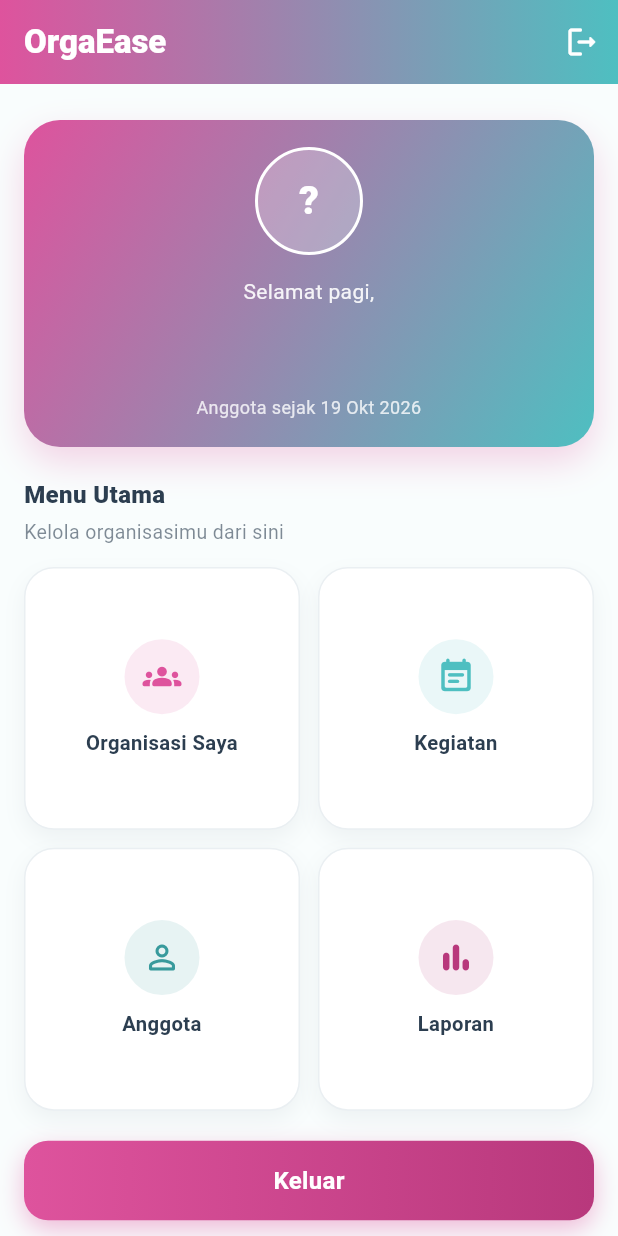
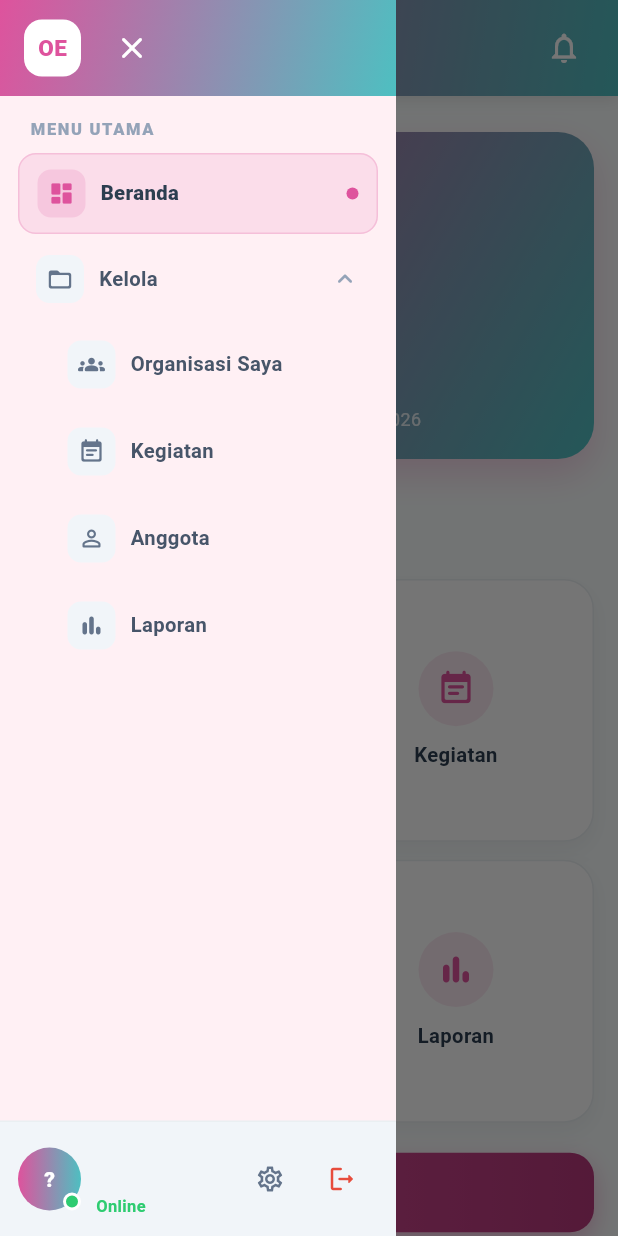
Before and after one commit to DionmaSinaga/OrgaEase, a Flutter app: the HomePage screen opened directly with empty values, with the side drawer open (before the commit the screen has no drawer), on a phone screen of 412 x 824 dp. Run offline on Flutter 3.47's test engine with Material 3 defaults, Android fonts, the phone set to English and light mode, and no system bars; missing offline and left inert: postgres.

Commit message:
menambahkan sidebar pada homepage

```diff
--- a/orga_ease/lib/pages/home_page.dart
+++ b/orga_ease/lib/pages/home_page.dart
@@ -3,13 +3,26 @@ import 'package:orga_ease/app_color.dart';
 import 'package:orga_ease/models/app_user.dart';
 import 'package:orga_ease/pages/login_page.dart';
 import 'package:orga_ease/widgets/auth_components.dart';
+import 'package:orga_ease/widgets/app_sidebar.dart';
 
-/// Halaman home / welcoming setelah user berhasil login.
-/// Responsif untuk window Windows yang di-resize.
-class HomePage extends StatelessWidget {
+/// Homepage dgn sidebar kiri menyatu dgn appbar + bisa minimize.
+/// Sidebar berisi kategori homepage; bawah = profil ala Discord.
+class HomePage extends StatefulWidget {
   final AppUser user;
+  const HomePage({super.key, required this.user});
+  @override
+  State<HomePage> createState() => _HomePageState();
+}
 
-  const HomePage({super.key, required this.user});
+class _HomePageState extends State<HomePage> {
+  final GlobalKey<ScaffoldState> _scaffoldKey = GlobalKey<ScaffoldState>();
+  int _selectedIndex = 0;
+  bool _collapsed = false;
+  bool _manageExpanded = true;
+  late final List<SideMenuItem> _menus = defaultSideMenus();
+  static const double _wExp = 264;
+  static const double _wCol = 80;
+  static const double _topH = 64;
 
   String get _greeting {
     final h = DateTime.now().hour;
@@ -20,16 +33,14 @@ class HomePage extends StatelessWidget {
   }
 
   String get _initials {
-    final parts = user.name.trim().split(RegExp(r'\s+'));
-    if (parts.isEmpty) return '?';
-    if (parts.length == 1) {
-      return parts.first.isEmpty ? '?' : parts.first[0].toUpperCase();
-    }
+    final parts = widget.user.name.trim().split(RegExp(r'\s+'));
+    if (parts.isEmpty || parts.first.isEmpty) return '?';
+    if (parts.length == 1) return parts.first[0].toUpperCase();
     return (parts.first[0] + parts.last[0]).toUpperCase();
   }
 
   String get _memberSince {
-    final d = user.createdAt;
+    final d = widget.user.createdAt;
     const months = [
       '', 'Jan', 'Feb', 'Mar', 'Apr', 'Mei', 'Jun',
       'Jul', 'Agu', 'Sep', 'Okt', 'Nov', 'Des'
@@ -39,78 +50,168 @@ class HomePage extends StatelessWidget {
     return '${d.day} $m ${d.year}';
   }
 
-  void _logout(BuildContext context) {
+  void _logout() {
     Navigator.of(context).pushAndRemoveUntil(
       MaterialPageRoute(builder: (_) => const LoginPage()),
       (route) => false,
     );
   }
 
-  void _soon(BuildContext context, String label) {
+  void _soon(String label) {
     ScaffoldMessenger.of(context).showSnackBar(SnackBar(
       content: Text('$label segera hadir di OrgaEase.'),
       behavior: SnackBarBehavior.floating,
     ));
   }
 
+  void _selectMenu(int i, {bool fromDrawer = false}) {
+    setState(() => _selectedIndex = i);
+    if (fromDrawer) Navigator.of(context).pop();
+  }
+
+  AppSidebar _sidebar({required bool inDrawer}) {
+    return AppSidebar(
+      menus: _menus,
+      selectedIndex: _selectedIndex,
+      collapsed: _collapsed,
+      manageExpanded: _manageExpanded,
+      userName: widget.user.name,
+      userEmail: widget.user.email,
+      initials: _initials,
+      onToggleCollapsed: () =>
+          setState(() => _collapsed = !_collapsed),
+      onToggleManage: () =>
+          setState(() => _manageExpanded = !_manageExpanded),
+      onSelect: (i) =>
+          _selectMenu(i, fromDrawer: inDrawer),
+      onSettings: () => _soon('Pengaturan'),
+      onLogout: _logout,
+      onCloseDrawer: inDrawer
+          ? () => Navigator.of(context).pop()
+          : null,
+    );
+  }
+
   @override
   Widget build(BuildContext context) {
-    final menus = [
-      _MenuItem('Organisasi Saya', Icons.groups_rounded,
-          AppColors.primaryPink),
-      _MenuItem(
-          'Kegiatan', Icons.event_note_rounded, AppColors.primaryTeal),
-      _MenuItem('Anggota', Icons.person_outline_rounded,
-          AppColors.tealHover),
-      _MenuItem(
-          'Laporan', Icons.bar_chart_rounded, AppColors.pinkHover),
-    ];
+    return LayoutBuilder(builder: (context, c) {
+      final bool narrow = c.maxWidth < 760;
+      if (narrow) {
+        return Scaffold(
+          key: _scaffoldKey,
+          backgroundColor: AppColors.backgroundWhite,
+          drawer: Drawer(width: _wExp, shape: const RoundedRectangleBorder(borderRadius: BorderRadius.zero), child: _sidebar(inDrawer: true)),
+          body: Column(children: [_topBar(true), Expanded(child: _content())]),
+        );
+      }
+      return Scaffold(
+        backgroundColor: AppColors.backgroundWhite,
+        body: Row(crossAxisAlignment: CrossAxisAlignment.stretch, children: [
+          AnimatedContainer(
+            duration: const Duration(milliseconds: 220),
+            curve: Curves.easeInOut,
+            width: _collapsed ? _wCol : _wExp,
+            decoration: const BoxDecoration(color: Colors.white,
+              border: Border(right: BorderSide(color: AppColors.cardGray))),
+            child: _sidebar(inDrawer: false),
+          ),
+          Expanded(child: Column(children: [_topBar(false), Expanded(child: _content())])),
+        ]),
+      );
+    });
+  }
 
-    return Scaffold(
-      backgroundColor: AppColors.backgroundWhite,
-      appBar: AppBar(
-        automaticallyImplyLeading: false,
-        title: const Text('OrgaEase',
-            style: TextStyle(fontWeight: FontWeight.w800)),
-        foregroundColor: Colors.white,
-        actions: [
-          IconButton(
-            tooltip: 'Keluar',
-            icon: const Icon(Icons.logout_rounded),
-            onPressed: () => _logout(context),
-          ),
-        ],
-        flexibleSpace: Container(
-          decoration: const BoxDecoration(
-            gradient: LinearGradient(
-              colors: [AppColors.primaryPink, AppColors.primaryTeal],
-            ),
-          ),
+  Widget _topBar(bool narrow) {
+    final cur = _menus[_selectedIndex];
+    return Container(
+      height: _topH,
+      decoration: const BoxDecoration(
+        gradient: LinearGradient(begin: Alignment.topLeft, end: Alignment.bottomRight,
+          colors: [AppColors.primaryPink, AppColors.primaryTeal]),
+        boxShadow: [BoxShadow(color: Color(0x1A000000), blurRadius: 8, offset: Offset(0, 2))],
+      ),
+      padding: const EdgeInsets.symmetric(horizontal: 8),
+      child: Row(children: [
+        IconButton(
+          tooltip: narrow ? 'Buka menu' : (_collapsed ? 'Perluas sidebar' : 'Minimize sidebar'),
+          icon: Icon(narrow ? Icons.menu_rounded : (_collapsed ? Icons.menu_open_rounded : Icons.menu_rounded), color: Colors.white),
+          onPressed: () {
+            if (narrow) { _scaffoldKey.currentState?.openDrawer(); }
+            else { setState(() => _collapsed = !_collapsed); }
+          },
         ),
-      ),
-      body: _HomeBody(
-        user: user,
-        menus: menus,
+        Icon(cur.icon, color: Colors.white, size: 22),
+        const SizedBox(width: 10),
+        Expanded(child: Column(mainAxisAlignment: MainAxisAlignment.center, crossAxisAlignment: CrossAxisAlignment.start, children: [
+          Text(cur.label, maxLines: 1, overflow: TextOverflow.ellipsis,
+            style: const TextStyle(color: Colors.white, fontSize: 17, fontWeight: FontWeight.w800)),
+          if (!narrow) Text('$_greeting, ${widget.user.name}', maxLines: 1, overflow: TextOverflow.ellipsis,
+            style: TextStyle(color: Colors.white.withValues(alpha: 0.85), fontSize: 12)),
+        ])),
+        IconButton(tooltip: 'Notifikasi', icon: const Icon(Icons.notifications_outlined, color: Colors.white),
+          onPressed: () => _soon('Notifikasi')),
+        const SizedBox(width: 4),
+        // Container(width: 36, height: 36, alignment: Alignment.center,
+        //   decoration: BoxDecoration(color: Colors.white.withValues(alpha: 0.25),
+        //     shape: BoxShape.circle, border: Border.all(color: Colors.white, width: 1.5)),
+        //   child: Text(_initials, style: const TextStyle(color: Colors.white, fontWeight: FontWeight.w800, fontSize: 13))),
+        // const SizedBox(width: 8),
+      ]),
+    );
+  }
+
+  Widget _content() {
+    if (_selectedIndex == 0) {
+      return _HomeBody(
+        user: widget.user,
+        menus: _menus.sublist(1),
         initials: _initials,
         greeting: _greeting,
         memberSince: _memberSince,
-        onLogout: () => _logout(context),
-        onMenuTap: (label) => _soon(context, label),
-      ),
+        onLogout: _logout,
+        onMenuTap: (label) {
+          final idx = _menus.indexWhere((m) => m.label == label);
+          if (idx != -1) {
+            setState(() => _selectedIndex = idx);
+          } else {
+            _soon(label);
+          }
+        },
+      );
+    }
+    final item = _menus[_selectedIndex];
+    return SingleChildScrollView(
+      padding: const EdgeInsets.symmetric(horizontal: 24, vertical: 24),
+      child: Center(child: ConstrainedBox(
+        constraints: const BoxConstraints(maxWidth: 960),
+        child: Container(
+          padding: const EdgeInsets.all(28),
+          decoration: BoxDecoration(color: Colors.white, borderRadius: BorderRadius.circular(24),
+            border: Border.all(color: AppColors.cardGray),
+            boxShadow: [BoxShadow(color: AppColors.textDark.withValues(alpha: 0.06), blurRadius: 16, offset: const Offset(0, 8))]),
+          child: Column(children: [
+            Container(padding: const EdgeInsets.all(18),
+              decoration: BoxDecoration(color: item.color.withValues(alpha: 0.12), shape: BoxShape.circle),
+              child: Icon(item.icon, size: 36, color: item.color)),
+            const SizedBox(height: 16),
+            Text(item.label, style: const TextStyle(fontSize: 22, fontWeight: FontWeight.w800, color: AppColors.textDark)),
+            const SizedBox(height: 8),
+            Text('Halaman "${item.label}" segera hadir di OrgaEase. Untuk sekarang kamu bisa kembali ke Beranda.',
+              textAlign: TextAlign.center,
+              style: TextStyle(fontSize: 13.5, height: 1.5, color: AppColors.textDark.withValues(alpha: 0.65))),
+            const SizedBox(height: 20),
+            SizedBox(width: 220, child: GradientButton(text: 'Kembali ke Beranda',
+              onPressed: () => setState(() => _selectedIndex = 0))),
+          ]),
+        ),
+      )),
     );
   }
 }
 
-class _MenuItem {
-  final String label;
-  final IconData icon;
-  final Color color;
-  const _MenuItem(this.label, this.icon, this.color);
-}
-
 class _HomeBody extends StatelessWidget {
   final AppUser user;
-  final List<_MenuItem> menus;
+  final List<SideMenuItem> menus;
   final String initials;
   final String greeting;
   final String memberSince;
@@ -264,7 +365,7 @@ class _WelcomeCard extends StatelessWidget {
 }
 
 class _MenuCard extends StatelessWidget {
-  final _MenuItem item;
+  final SideMenuItem item;
   final VoidCallback onTap;
 
   const _MenuCard({required this.item, required this.onTap});
--- /dev/null
+++ b/orga_ease/lib/widgets/app_sidebar.dart
@@ -0,0 +1,337 @@
+import 'package:flutter/material.dart';
+import 'package:orga_ease/app_color.dart';
+
+/// Model menu sidebar (kategori homepage).
+class SideMenuItem {
+  final String label;
+  final IconData icon;
+  final Color color;
+  const SideMenuItem(this.label, this.icon, this.color);
+}
+
+/// Daftar kategori homepage utama.
+List<SideMenuItem> defaultSideMenus() => const [
+      SideMenuItem('Beranda', Icons.dashboard_rounded, AppColors.primaryPink),
+      SideMenuItem('Organisasi Saya', Icons.groups_rounded, AppColors.primaryPink),
+      SideMenuItem('Kegiatan', Icons.event_note_rounded, AppColors.primaryPink),
+      SideMenuItem('Anggota', Icons.person_outline_rounded, AppColors.primaryPink),
+      SideMenuItem('Laporan', Icons.bar_chart_rounded, AppColors.primaryPink),
+    ];
+
+/// Sidebar kiri Discord-style, menyatu dgn appbar (header gradient sama).
+class AppSidebar extends StatelessWidget {
+  final List<SideMenuItem> menus;
+  final int selectedIndex;
+  final bool collapsed;
+  final bool manageExpanded;
+  final String userName;
+  final String userEmail;
+  final String initials;
+  final VoidCallback onToggleCollapsed;
+  final VoidCallback onToggleManage;
+  final ValueChanged<int> onSelect;
+  final VoidCallback onSettings;
+  final VoidCallback onLogout;
+  final VoidCallback? onCloseDrawer;
+
+  const AppSidebar({
+    super.key,
+    required this.menus,
+    required this.selectedIndex,
+    required this.collapsed,
+    required this.manageExpanded,
+    required this.userName,
+    required this.userEmail,
+    required this.initials,
+    required this.onToggleCollapsed,
+    required this.onToggleManage,
+    required this.onSelect,
+    required this.onSettings,
+    required this.onLogout,
+    this.onCloseDrawer,
+  });
+
+  @override
+  Widget build(BuildContext context) {
+    final bool exp = !collapsed;
+    return Column(
+      crossAxisAlignment: CrossAxisAlignment.stretch,
+      children: [
+        _Header(
+          expanded: exp,
+          onToggle: onToggleCollapsed,
+          onClose: onCloseDrawer,
+        ),
+        Expanded(
+          child: SingleChildScrollView(
+            padding: EdgeInsets.symmetric(
+                horizontal: exp ? 12 : 8, vertical: 12),
+            child: Column(
+              crossAxisAlignment: CrossAxisAlignment.stretch,
+              children: [
+                if (exp)
+                  const Padding(
+                    padding: EdgeInsets.fromLTRB(8, 2, 8, 8),
+                    child: Text('MENU UTAMA',
+                        style: TextStyle(
+                            fontSize: 11,
+                            fontWeight: FontWeight.w800,
+                            letterSpacing: 1.1,
+                            color: Color(0xFF94A3B8))),
+                  ),
+                _Tile(
+                  item: menus[0],
+                  selected: selectedIndex == 0,
+                  expanded: exp,
+                  onTap: () => onSelect(0),
+                ),
+                const SizedBox(height: 4),
+                _ManageGroup(
+                  expanded: exp,
+                  isOpen: manageExpanded,
+                  hasActive: selectedIndex >= 1,
+                  onToggle: onToggleManage,
+                  children: [
+                    for (int i = 1; i < menus.length; i++)
+                      Padding(
+                        padding: const EdgeInsets.only(bottom: 4),
+                        child: _Tile(
+                          item: menus[i],
+                          selected: selectedIndex == i,
+                          expanded: exp,
+                          subItem: exp,
+                          onTap: () => onSelect(i),
+                        ),
+                      ),
+                  ],
+                ),
+              ],
+            ),
+          ),
+        ),
+        _ProfileFooter(
+          expanded: exp,
+          userName: userName,
+          userEmail: userEmail,
+          initials: initials,
+          onSettings: onSettings,
+          onLogout: onLogout,
+        ),
+      ],
+    );
+  }
+}
+/// Header gradient SAMA dgn topbar agar menyatu tanpa sekat.
+class _Header extends StatelessWidget {
+  final bool expanded;
+  final VoidCallback onToggle;
+  final VoidCallback? onClose;
+  const _Header({required this.expanded, required this.onToggle, this.onClose});
+  @override
+  Widget build(BuildContext context) {
+    return Container(
+      height: 64,
+      decoration: const BoxDecoration(
+        gradient: LinearGradient(
+          begin: Alignment.topLeft, end: Alignment.bottomRight,
+          colors: [AppColors.primaryPink, AppColors.primaryTeal],
+        ),
+      ),
+      padding: EdgeInsets.symmetric(horizontal: expanded ? 16 : 8, vertical: 10),
+      child: expanded ? Row(children: [
+        Container(
+          width: 38, height: 38, alignment: Alignment.center,
+          decoration: BoxDecoration(color: Colors.white, borderRadius: BorderRadius.circular(12)),
+          child: const Text('OE', style: TextStyle(fontWeight: FontWeight.w900, color: AppColors.primaryPink, fontSize: 15)),
+        ),
+        const SizedBox(width: 10),
+        // const Expanded(child: Column(mainAxisAlignment: MainAxisAlignment.center, crossAxisAlignment: CrossAxisAlignment.start, children: [
+        //   Text('OrgaEase', style: TextStyle(color: Colors.white, fontWeight: FontWeight.w800, fontSize: 17)),
+        //   Text('Kelola organisasi', style: TextStyle(color: Colors.white70, fontSize: 11)),
+        // ])),
+        if (onClose != null)
+          IconButton(tooltip: 'Tutup menu', icon: const Icon(Icons.close_rounded, color: Colors.white), onPressed: onClose)
+        else
+          IconButton(tooltip: 'Minimize sidebar', icon: const Icon(Icons.chevron_left_rounded, color: Colors.white), onPressed: onToggle),
+      ]) : Column(mainAxisAlignment: MainAxisAlignment.center, children: [
+        Container(
+          width: 38, height: 38, alignment: Alignment.center,
+          decoration: BoxDecoration(color: Colors.white, borderRadius: BorderRadius.circular(12)),
+          child: const Text('OE', style: TextStyle(fontWeight: FontWeight.w900, color: AppColors.primaryPink, fontSize: 14)),
+        ),
+        // InkWell(onTap: onToggle, borderRadius: BorderRadius.circular(8),
+        //   child: const Padding(padding: EdgeInsets.only(top: 2),
+        //     child: Icon(Icons.chevron_right_rounded, color: Colors.white, size: 18))),
+      ]),
+    );
+  }
+}
+
+/// Tile menu tunggal.
+class _Tile extends StatelessWidget {
+  final SideMenuItem item;
+  final bool selected;
+  final bool expanded;
+  final bool subItem;
+  final VoidCallback onTap;
+  const _Tile({required this.item, required this.selected, required this.expanded, this.subItem = false, required this.onTap});
+  @override
+  Widget build(BuildContext context) {
+    if (!expanded) {
+      return Padding(
+        padding: const EdgeInsets.only(bottom: 6),
+        child: Tooltip(
+          message: item.label,
+          child: InkWell(
+            borderRadius: BorderRadius.circular(14),
+            onTap: onTap,
+            child: Container(
+              height: 48,
+              decoration: BoxDecoration(
+                color: selected ? item.color.withValues(alpha: 0.14) : Colors.transparent,
+                borderRadius: BorderRadius.circular(14),
+              ),
+              child: Center(child: Icon(item.icon, color: selected ? item.color : const Color(0xFF64748B), size: 22)),
+            ),
+          ),
+        ),
+      );
+    }
+    return InkWell(
+      borderRadius: BorderRadius.circular(12),
+      onTap: onTap,
+      child: Container(
+        padding: EdgeInsets.symmetric(horizontal: subItem ? 10 : 12, vertical: 10),
+        margin: subItem ? const EdgeInsets.only(left: 22) : EdgeInsets.zero,
+        decoration: BoxDecoration(
+          color: selected ? item.color.withValues(alpha: 0.12) : Colors.transparent,
+          borderRadius: BorderRadius.circular(12),
+          border: Border.all(color: selected ? item.color.withValues(alpha: 0.22) : Colors.transparent),
+        ),
+        child: Row(children: [
+          Container(
+            padding: const EdgeInsets.all(7),
+            decoration: BoxDecoration(
+              color: selected ? item.color.withValues(alpha: 0.16) : const Color(0xFFF1F5F9),
+              borderRadius: BorderRadius.circular(9),
+            ),
+            child: Icon(item.icon, size: 18, color: selected ? item.color : const Color(0xFF64748B)),
+          ),
+          const SizedBox(width: 10),
+          Expanded(child: Text(item.label, maxLines: 1, overflow: TextOverflow.ellipsis,
+            style: TextStyle(fontSize: 13.5, fontWeight: selected ? FontWeight.w800 : FontWeight.w600,
+              color: selected ? AppColors.textDark : const Color(0xFF475569)))),
+          if (selected) Container(width: 8, height: 8,
+            decoration: BoxDecoration(color: item.color, shape: BoxShape.circle)),
+        ]),
+      ),
+    );
+  }
+}
+
+/// Grup dropdown Kelola.
+class _ManageGroup extends StatelessWidget {
+  final bool expanded;
+  final bool isOpen;
+  final bool hasActive;
+  final VoidCallback onToggle;
+  final List<Widget> children;
+  const _ManageGroup({required this.expanded, required this.isOpen, required this.hasActive, required this.onToggle, required this.children});
+  @override
+  Widget build(BuildContext context) {
+    if (!expanded) return Column(children: children);
+    return Column(crossAxisAlignment: CrossAxisAlignment.stretch, children: [
+      InkWell(
+        borderRadius: BorderRadius.circular(12),
+        onTap: onToggle,
+        child: Container(
+          padding: const EdgeInsets.symmetric(horizontal: 12, vertical: 10),
+          decoration: BoxDecoration(
+            color: hasActive ? AppColors.textDark.withValues(alpha: 0.05) : Colors.transparent,
+            borderRadius: BorderRadius.circular(12),
+          ),
+          child: Row(children: [
+            Container(padding: const EdgeInsets.all(7),
+              decoration: BoxDecoration(color: const Color(0xFFF1F5F9), borderRadius: BorderRadius.circular(9)),
+              child: const Icon(Icons.folder_open_rounded, size: 18, color: Color(0xFF64748B))),
+            const SizedBox(width: 10),
+            const Expanded(child: Text('Kelola',
+              style: TextStyle(fontSize: 13.5, fontWeight: FontWeight.w700, color: Color(0xFF475569)))),
+            AnimatedRotation(turns: isOpen ? 0.5 : 0, duration: const Duration(milliseconds: 200),
+              child: const Icon(Icons.expand_more_rounded, size: 20, color: Color(0xFF94A3B8))),
+          ]),
+        ),
+      ),
+      AnimatedCrossFade(
+        firstChild: const SizedBox.shrink(),
+        secondChild: Padding(padding: const EdgeInsets.only(top: 4), child: Column(children: children)),
+        crossFadeState: isOpen ? CrossFadeState.showSecond : CrossFadeState.showFirst,
+        duration: const Duration(milliseconds: 220),
+      ),
+    ]);
+  }
+}
+
+/// Footer profil ala Discord.
+class _ProfileFooter extends StatelessWidget {
+  final bool expanded;
+  final String userName;
+  final String userEmail;
+  final String initials;
+  final VoidCallback onSettings;
+  final VoidCallback onLogout;
+  const _ProfileFooter({required this.expanded, required this.userName, required this.userEmail, required this.initials, required this.onSettings, required this.onLogout});
+  Widget _avatar() {
+    return Stack(children: [
+      Container(
+        width: 42, height: 42, alignment: Alignment.center,
+        decoration: const BoxDecoration(
+          gradient: LinearGradient(colors: [AppColors.primaryPink, AppColors.primaryTeal]),
+          shape: BoxShape.circle,
+        ),
+        child: Text(initials, style: const TextStyle(color: Colors.white, fontWeight: FontWeight.w800, fontSize: 14)),
+      ),
+      Positioned(right: 0, bottom: 0, child: Container(width: 12, height: 12,
+        decoration: BoxDecoration(color: AppColors.success, shape: BoxShape.circle,
+          border: Border.all(color: Colors.white, width: 2)))),
+    ]);
+  }
+  @override
+  Widget build(BuildContext context) {
+    if (!expanded) {
+      return Container(
+        decoration: const BoxDecoration(color: Color(0xFFF1F5F9),
+          border: Border(top: BorderSide(color: AppColors.cardGray))),
+        padding: const EdgeInsets.symmetric(vertical: 12, horizontal: 8),
+        child: Column(children: [
+          _avatar(),
+          const SizedBox(height: 8),
+          IconButton(tooltip: 'Pengaturan', icon: const Icon(Icons.settings_outlined, size: 20),
+            color: const Color(0xFF64748B), onPressed: onSettings),
+          IconButton(tooltip: 'Keluar', icon: const Icon(Icons.logout_rounded, size: 20),
+            color: AppColors.error, onPressed: onLogout),
+        ]),
+      );
+    }
+    return Container(
+      decoration: const BoxDecoration(color: Color(0xFFF1F5F9),
+        border: Border(top: BorderSide(color: AppColors.cardGray))),
+      padding: const EdgeInsets.all(12),
+      child: Row(children: [
+        _avatar(),
+        const SizedBox(width: 10),
+        Expanded(child: Column(crossAxisAlignment: CrossAxisAlignment.start, mainAxisSize: MainAxisSize.min, children: [
+          Text(userName, maxLines: 1, overflow: TextOverflow.ellipsis,
+            style: const TextStyle(fontWeight: FontWeight.w800, fontSize: 13.5, color: AppColors.textDark)),
+          Text(userEmail, maxLines: 1, overflow: TextOverflow.ellipsis,
+            style: const TextStyle(fontSize: 11.5, color: Color(0xFF64748B))),
+          const Text('Online', style: TextStyle(fontSize: 11, fontWeight: FontWeight.w600, color: AppColors.success)),
+        ])),
+        IconButton(tooltip: 'Pengaturan', icon: const Icon(Icons.settings_outlined, size: 20),
+          color: const Color(0xFF64748B), onPressed: onSettings),
+        IconButton(tooltip: 'Keluar', icon: const Icon(Icons.logout_rounded, size: 20),
+          color: AppColors.error, onPressed: onLogout),
+      ]),
+    );
+  }
+}
```
